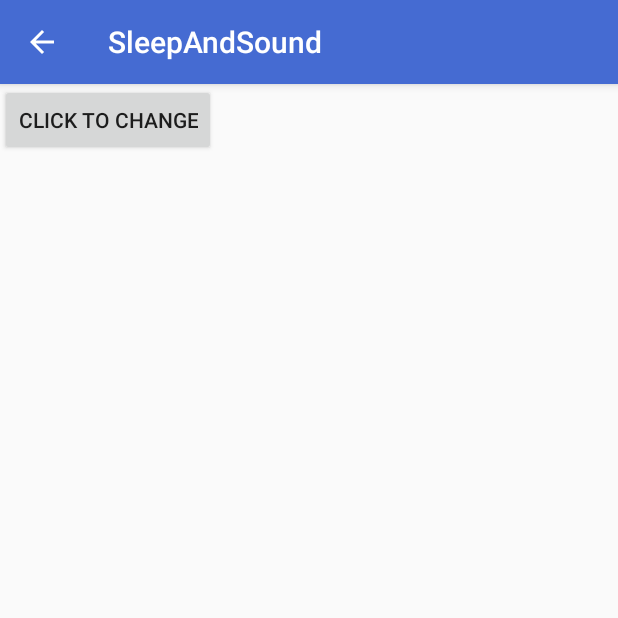
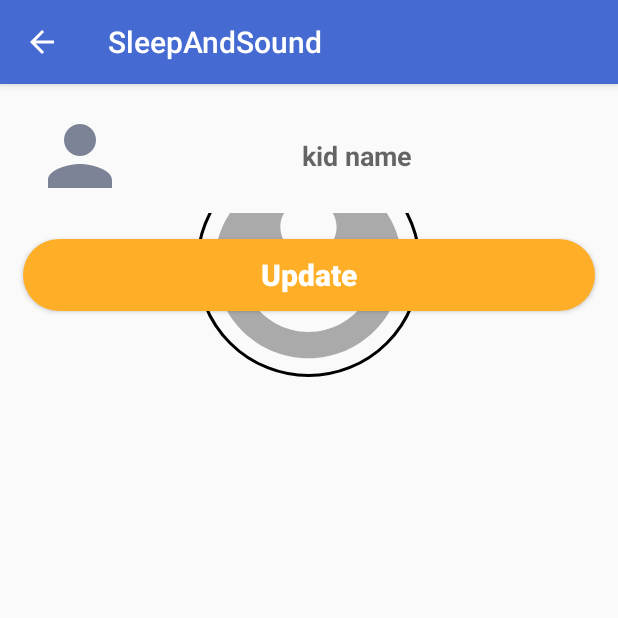
Before and after one commit to ApocalyVec/UITest3, an Android app: the ChildViewActivity screen opened directly, with no data from a screen before it, on a phone screen of 412 x 824 dp, the top half of it. Run offline under Robolectric (Android 15) with nearby library versions, the phone set to English and light mode, and no system bars; our stand-ins replace CircleImageView, Firebase (no records; nobody signed in at launch, a user with empty details on screens opened directly).

Commit message:
fixing child view

```diff
--- a/app/src/main/java/com/apocalyvec/sleepandsound/AddChildActivity.java
+++ b/app/src/main/java/com/apocalyvec/sleepandsound/AddChildActivity.java
@@ -116,12 +116,14 @@ public class AddChildActivity extends AppCompatActivity {
 //                            newChild.child("name").setValue(name);
 //                            newChild.child("age").setValue(age);
 //                            newChild.child("image").setValue(photoStringLink);
-
+                            String kidID = rootRef.child("Users").child(currentUserID).child("kids").push().getKey();
                             HashMap<String, String> kidMap = new HashMap<>();
                             kidMap.put("kidName", name);
                             kidMap.put("age", age);
                             kidMap.put("image", photoStringLink);
-                            rootRef.child("Users").child(currentUserID).child("kids").push().setValue(kidMap).addOnCompleteListener(new OnCompleteListener<Void>() {
+                            kidMap.put("kid", kidID);
+
+                            rootRef.child("Users").child(currentUserID).child("kids").child(kidID).setValue(kidMap).addOnCompleteListener(new OnCompleteListener<Void>() {
                                 @Override
                                 public void onComplete(@NonNull Task<Void> task) {
                                     if(task.isSuccessful()) {
--- a/app/src/main/java/com/apocalyvec/sleepandsound/ChildViewActivity.java
+++ b/app/src/main/java/com/apocalyvec/sleepandsound/ChildViewActivity.java
@@ -5,33 +5,36 @@ import android.os.Bundle;
 import android.util.Log;
 import android.view.View;
 import android.widget.Button;
+import android.widget.TextView;
 
 import com.google.firebase.database.DatabaseReference;
 import com.google.firebase.database.FirebaseDatabase;
 
+import de.hdodenhof.circleimageview.CircleImageView;
+
 public class ChildViewActivity extends AppCompatActivity {
 
-    private Button mFireBaseBtn;
-    private DatabaseReference mDatabase;
+    private DatabaseReference rootRef;
+
+    //ui fields
+    private TextView childName;
+    private Button updateButton;
+    private CircleImageView childImage;
 
     @Override
     protected void onCreate(Bundle savedInstanceState) {
         super.onCreate(savedInstanceState);
         setContentView(R.layout.activity_child_view);
 
-        mFireBaseBtn = (Button) findViewById(R.id.mFireBaseBtn);
+//        mFireBaseBtn = (Button) findViewById(R.id.mFireBaseBtn);
 
         //connect to the database
-        mDatabase = FirebaseDatabase.getInstance().getReference();
+        rootRef = FirebaseDatabase.getInstance().getReference();
 
-        mFireBaseBtn.setOnClickListener(new View.OnClickListener() {
-            @Override
-            public void onClick(View v) {
-                // 1 - create CHILD in root object
-                // 2 - assign some value to the CHILD object
-                mDatabase.child("Name").setValue("Ziheng Li");
-                Log.d("ChildViewActivity", "Database Clicked");
-            }
-        });
+        //connect to UI element
+        childName = findViewById(R.id.cv_child_name);
+        updateButton = findViewById(R.id.cv_child_update);
+        childImage = findViewById(R.id.cv_child_image);
+
     }
 }
--- a/app/src/main/java/com/apocalyvec/sleepandsound/HomeFragment.java
+++ b/app/src/main/java/com/apocalyvec/sleepandsound/HomeFragment.java
@@ -71,10 +71,19 @@ public class HomeFragment extends Fragment {
 
         FirebaseRecyclerAdapter<Kids, kidsViewHolder> adapter = new FirebaseRecyclerAdapter<Kids, kidsViewHolder>(options) {
             @Override
-            protected void onBindViewHolder(@NonNull kidsViewHolder holder, int position, @NonNull Kids model) {
+            protected void onBindViewHolder(@NonNull kidsViewHolder holder, final int position, @NonNull Kids model) {
                 holder.childName.setText(model.getkidName());
                 holder.childage.setText(model.getAge());
                 Picasso.get().load(model.getImage()).into(holder.childImage);
+
+                // make the item in the view clickable
+                holder.itemView.setOnClickListener(new View.OnClickListener() {
+                    @Override
+                    public void onClick(View v) {
+                        String visit_user = getRef(position).getKey();
+
+                    }
+                });
             }
 
             @NonNull
--- a/app/src/main/res/layout/activity_child_view.xml
+++ b/app/src/main/res/layout/activity_child_view.xml
@@ -6,11 +6,71 @@
     android:layout_height="match_parent"
     tools:context="com.apocalyvec.sleepandsound.ChildViewActivity">
 
-    <Button
-        android:id="@+id/mFireBaseBtn"
-        android:layout_width="wrap_content"
-        android:layout_height="wrap_content"
-        android:text="Click To Change"
-        tools:layout_editor_absoluteX="95dp"
-        tools:layout_editor_absoluteY="74dp" />
+    <ScrollView
+        android:layout_width="match_parent"
+        android:layout_height="match_parent">
+
+        <LinearLayout
+            android:layout_width="match_parent"
+            android:layout_height="wrap_content"
+            android:orientation="vertical">
+            <RelativeLayout xmlns:android="http://schemas.android.com/apk/res/android"
+                xmlns:app="http://schemas.android.com/apk/res-auto"
+                xmlns:tools="http://schemas.android.com/tools"
+                android:id="@+id/coordinatorLayout"
+                android:layout_width="match_parent"
+                android:layout_height="match_parent">
+
+                <de.hdodenhof.circleimageview.CircleImageView xmlns:app="http://schemas.android.com/apk/res-auto"
+                    android:id="@+id/cv_child_image"
+                    android:layout_width="150dp"
+                    android:layout_height="150dp"
+                    android:layout_alignParentTop="true"
+                    android:layout_centerHorizontal="true"
+                    android:layout_marginTop="45dp"
+                    android:src="@drawable/ic_profile"
+                    app:civ_border_color="#FF000000"
+                    app:civ_border_width="2dp" />
+
+                <EditText
+                    android:id="@+id/cv_child_name"
+                    android:layout_width="match_parent"
+                    android:layout_height="wrap_content"
+                    android:layout_below="@+id/set_profile_image"
+                    android:layout_marginStart="15dp"
+                    android:layout_marginTop="10dp"
+                    android:layout_marginEnd="15dp"
+                    android:background="@drawable/edit_text_style"
+                    android:drawableStart="@drawable/ic_person"
+                    android:hint="kid name"
+                    android:inputType="textMultiLine"
+                    android:padding="6dp"
+                    android:textAlignment="center"
+                    android:textColor="@color/colorPrimaryDark"
+                    android:textStyle="bold" />
+
+                <Button
+                    android:id="@+id/cv_child_update"
+                    android:layout_width="match_parent"
+                    android:layout_height="wrap_content"
+                    android:layout_below="@+id/set_user_name"
+                    android:layout_marginStart="15dp"
+                    android:layout_marginTop="103dp"
+                    android:layout_marginEnd="15dp"
+                    android:inputType="textMultiLine"
+                    android:padding="6dp"
+                    android:text="Update"
+                    android:textAlignment="center"
+                    android:textColor="@android:color/background_light"
+                    android:textStyle="bold"
+                    android:background="@drawable/button_style"
+                    android:textAllCaps="false"
+                    android:textSize="20sp"/>
+            </RelativeLayout>
+
+
+        </LinearLayout>
+    </ScrollView>
+
+
 </android.support.constraint.ConstraintLayout>
```
Also changed, not shown: app/src/main/res/layout/fragment_home.xml (+0 -13 lines).
